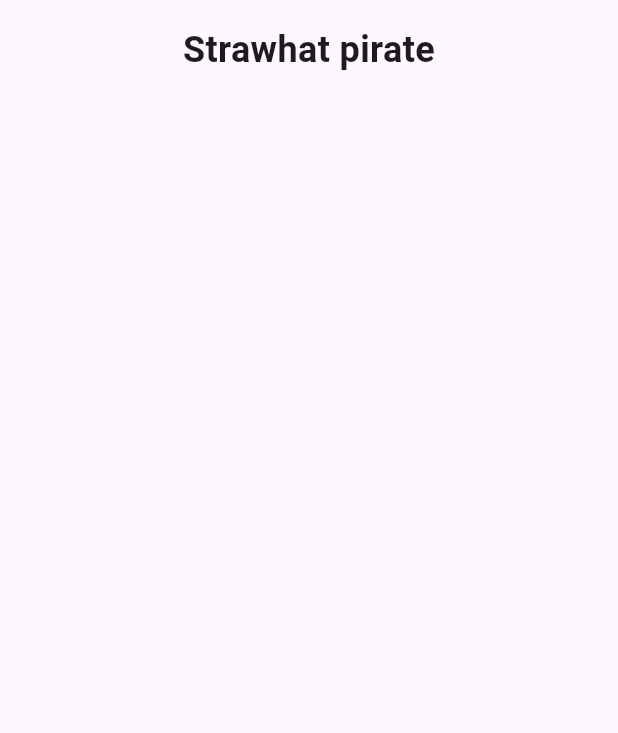
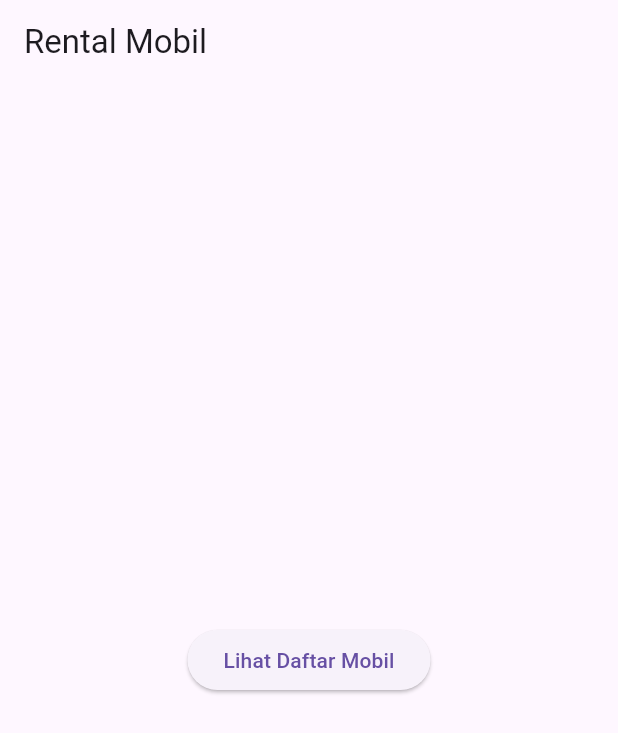
Before and after one commit to yondikavl/Mobilin-Mobile-App, a Flutter app: the screen it shows after launch, on a phone screen of 412 x 824 dp. Shown: the top 733 px of the screen. Run offline on Flutter 3.47's test engine with Material 3 defaults, Android fonts, the phone set to English and light mode, and no system bars.

Commit message:
fix: screen n widgets

```diff
--- a/lib/main.dart
+++ b/lib/main.dart
@@ -1,41 +1,19 @@
 import 'package:flutter/material.dart';
+import 'screens/home_screen.dart';
 
-void main() => runApp(const MyApp());
+void main() {
+  runApp(MyApp());
+}
 
 class MyApp extends StatelessWidget {
-  const MyApp({Key? key}) : super(key: key);
-
   @override
   Widget build(BuildContext context) {
     return MaterialApp(
-      title: 'Strawhat Pirate',
-      theme: ThemeData(),
-      home: const DetailScreen(),
+      title: 'Rental Mobil',
+      theme: ThemeData(
+        primarySwatch: Colors.blue,
+      ),
+      home: HomeScreen(),
     );
   }
 }
-
-class DetailScreen extends StatelessWidget {
-  const DetailScreen({Key? key}) : super(key: key);
-
-  @override
-  Widget build(BuildContext context) {
-    return Scaffold(
-      body: SafeArea(
-        child: Column(
-          crossAxisAlignment: CrossAxisAlignment.stretch,
-          children: <Widget>[
-            Container(
-              margin: const EdgeInsets.only(top: 16.0),
-              child: const Text(
-                'Strawhat pirate',
-                textAlign: TextAlign.center,
-                style: TextStyle(fontSize: 24.0, fontWeight: FontWeight.bold),
-              ),
-            ),
-          ],
-        ),
-      ),
-    );
-  }
-}
--- a/lib/screens/home_screen.dart
+++ b/lib/screens/home_screen.dart
@@ -0,0 +1,24 @@
+import 'package:flutter/material.dart';
+import 'car_list_screen.dart';
+
+class HomeScreen extends StatelessWidget {
+  @override
+  Widget build(BuildContext context) {
+    return Scaffold(
+      appBar: AppBar(
+        title: Text('Rental Mobil'),
+      ),
+      body: Center(
+        child: ElevatedButton(
+          onPressed: () {
+            Navigator.push(
+              context,
+              MaterialPageRoute(builder: (context) => CarListScreen()),
+            );
+          },
+          child: Text('Lihat Daftar Mobil'),
+        ),
+      ),
+    );
+  }
+}
```
Also changed, not shown: lib/screens/booking_form_screen.dart (added, +87 -0 lines), lib/screens/car_detail_screen.dart (added, +63 -0 lines), lib/screens/car_list_screen.dart (+48 -0 lines).
